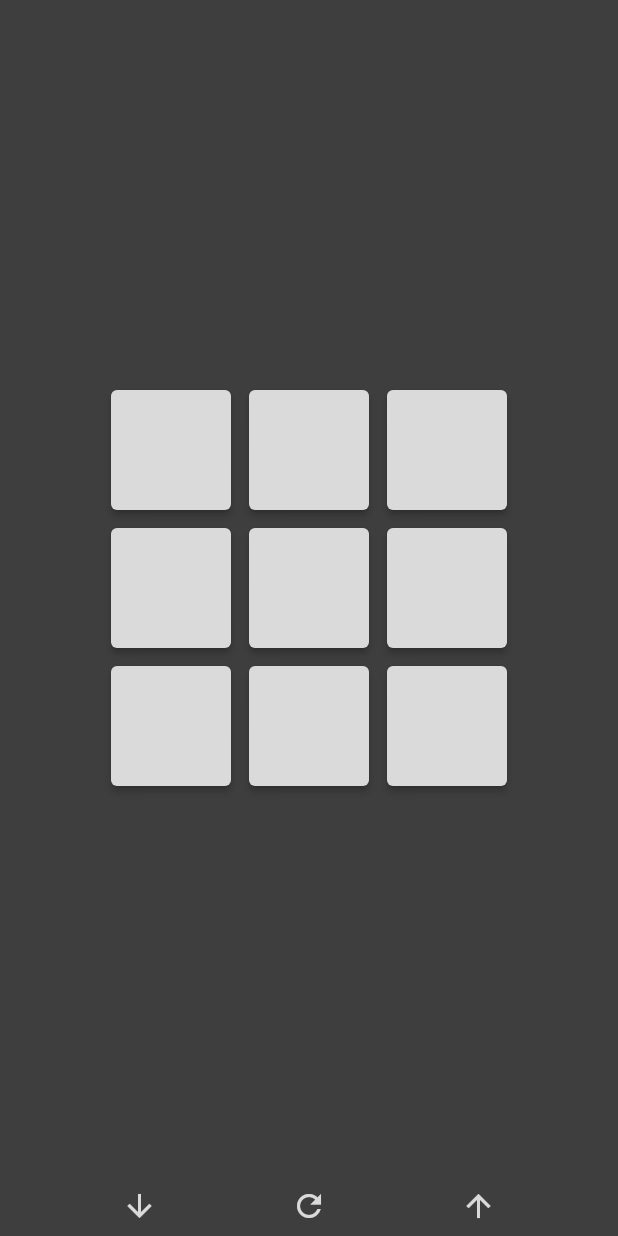
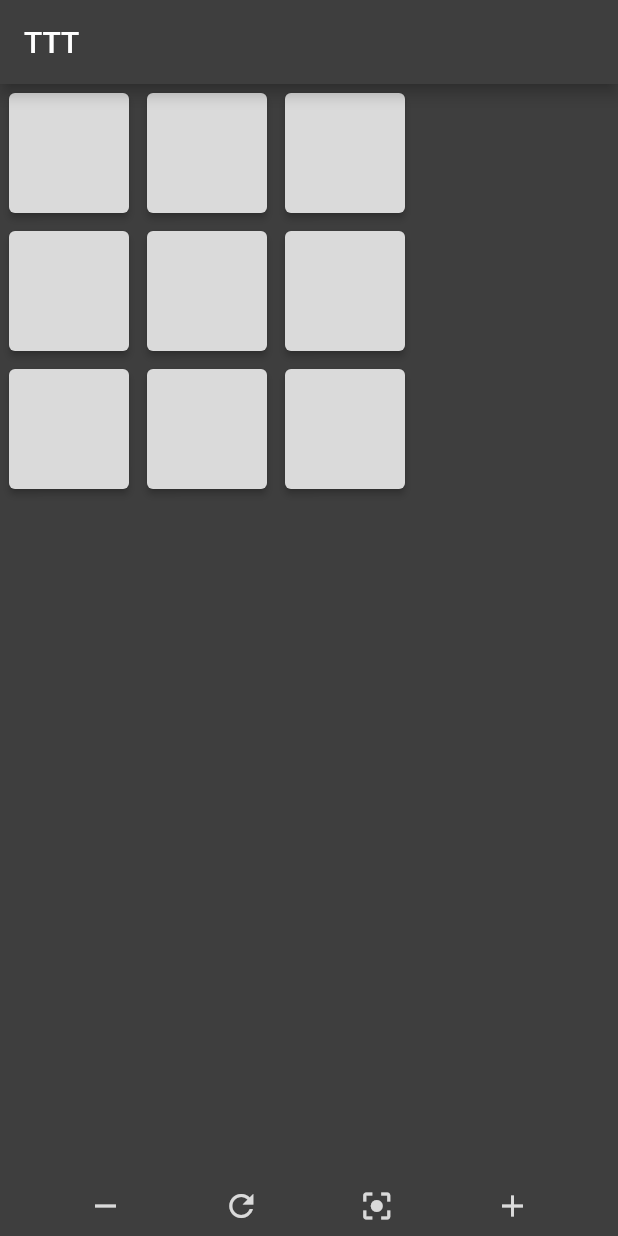
Before and after one commit to MatthewDiMarco/tictactoe-flutter, a Flutter app: the screen it shows after launch, on a phone screen of 412 x 824 dp. Run offline on Flutter 3.47's test engine with Material 2 defaults, Android fonts, the phone set to English and light mode, and no system bars; missing offline and left inert: window_size.

Commit message:
Move and scale grid

```diff
--- a/lib/src/layout/game.dart
+++ b/lib/src/layout/game.dart
@@ -1,11 +1,14 @@
 import 'dart:developer';
+import 'dart:math';
 
 import 'package:flutter/material.dart';
-import 'package:flutter/rendering.dart';
 import 'package:tictactoe/src/widget/footer_button.dart';
 import 'package:tictactoe/src/widget/grid.dart';
 
-// TODO gesture detector: 360 draggable scroll view for grid
+// TODO center matrix onto screen button
+// TODO fix: on startup, InteractiveView scale / child should be auto configured / centered
+// ^ look into callbacks / controller
+// TODO when grid goes off screen, create a rim-hugging icon that shows where it is (smash bros)
 // TODO win state
 // TODO void cells
 
@@ -19,20 +22,27 @@ class Game extends StatelessWidget {
   @override
   Widget build(BuildContext context) {
     return Scaffold(
+        appBar: AppBar(
+          backgroundColor: secondaryColor,
+          title: const Text('TTT'),
+        ),
         backgroundColor: secondaryColor,
-        body: Column(children: [_buildBody(), _buildFooter()]));
+        body: Column(
+            mainAxisAlignment: MainAxisAlignment.spaceEvenly,
+            children: [
+              _buildBody(MediaQuery.of(context).size),
+              _buildFooter()
+            ]));
   }
 
-  Widget _buildBody() {
+  Widget _buildBody(Size viewSize) {
     return Expanded(
-        child: Center(
-            child: SingleChildScrollView(
-                scrollDirection: Axis.vertical,
-                child: SingleChildScrollView(
-                    scrollDirection: Axis.horizontal,
-                    child: Column(
-                        mainAxisAlignment: MainAxisAlignment.spaceEvenly,
-                        children: [Grid(key: gridState)])))));
+        child: InteractiveViewer(
+            boundaryMargin: const EdgeInsets.all(double.infinity),
+            maxScale: 1.6,
+            minScale: 0.6,
+            constrained: false,
+            child: Grid(key: gridState)));
   }
 
   Widget _buildFooter() {
@@ -42,9 +52,8 @@ class Game extends StatelessWidget {
         color: secondaryColor,
         child: Row(mainAxisAlignment: MainAxisAlignment.spaceEvenly, children: [
           FooterButton(
-              // TODO import <function,icon> pair and dynamically construct footer
               padding: footerButtonPadding,
-              icon: const Icon(Icons.arrow_downward, color: primaryColor),
+              icon: const Icon(Icons.remove, color: primaryColor),
               onTap: _shrinkGrid),
           FooterButton(
               padding: footerButtonPadding,
@@ -52,7 +61,11 @@ class Game extends StatelessWidget {
               onTap: _refreshGrid),
           FooterButton(
               padding: footerButtonPadding,
-              icon: const Icon(Icons.arrow_upward, color: primaryColor),
+              icon: const Icon(Icons.center_focus_strong, color: primaryColor),
+              onTap: () {}), // TODO
+          FooterButton(
+              padding: footerButtonPadding,
+              icon: const Icon(Icons.add, color: primaryColor),
               onTap: _growGrid)
         ]));
   }
--- a/lib/src/widget/grid.dart
+++ b/lib/src/widget/grid.dart
@@ -23,7 +23,9 @@ class GridState extends State<Grid> {
 
   @override
   Widget build(BuildContext context) {
-    return Column(
+    return Container(
+        color: const Color.fromARGB(255, 62, 62, 62),
+        child: Column(
           mainAxisAlignment: MainAxisAlignment.center,
           children: List.generate(
               _matrix.length,
@@ -32,7 +34,7 @@ class GridState extends State<Grid> {
                     children: List.generate(
                         _matrix[row].length, (col) => _buildTile(row, col)),
                   )),
-    );
+        ));
   }
 
   void resetGrid() {
@@ -43,7 +45,7 @@ class GridState extends State<Grid> {
     final numHorizontalTiles = _matrix.length + amount;
     final numVerticalTiles = _matrix[0].length + amount;
 
-    if (numHorizontalTiles >= 1 && numVerticalTiles >= 1) {
+    if (numHorizontalTiles >= 3 && numVerticalTiles >= 3) {
       _setGrid(numHorizontalTiles, numVerticalTiles);
     }
   }
```
Lines whose indentation alone changed are shown as unchanged.
